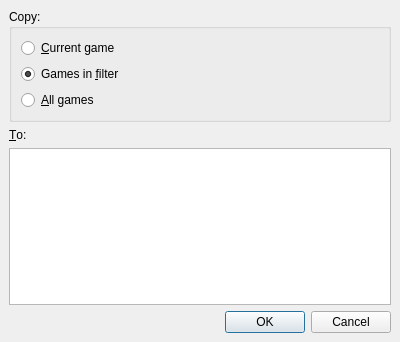
Above: src/gui/copydialog.ui from franzm/shatrabase before the change. Below: the same form after it.
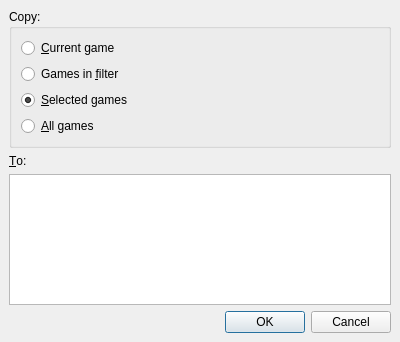
That is the form after the change.

Commit message: multi-select copy game(s)

Diff of the .ui file:
```diff
--- a/src/gui/copydialog.ui
+++ b/src/gui/copydialog.ui
@@ -24,13 +24,22 @@
      <property name="title" >
       <string>Copy:</string>
      </property>
-     <layout class="QVBoxLayout" >
-      <property name="margin" >
-       <number>9</number>
-      </property>
-      <property name="spacing" >
+     <layout class="QVBoxLayout">
+      <property name="spacing">
        <number>6</number>
       </property>
+      <property name="leftMargin">
+       <number>9</number>
+      </property>
+      <property name="topMargin">
+       <number>9</number>
+      </property>
+      <property name="rightMargin">
+       <number>9</number>
+      </property>
+      <property name="bottomMargin">
+       <number>9</number>
+      </property>
       <item>
        <widget class="QRadioButton" name="singleButton" >
         <property name="text" >
@@ -43,7 +52,17 @@
         <property name="text" >
          <string>Games in &amp;filter</string>
         </property>
-        <property name="checked" >
+        <property name="checked">
+         <bool>false</bool>
+        </property>
+       </widget>
+      </item>
+      <item>
+       <widget class="QRadioButton" name="selectedButton">
+        <property name="text">
+         <string>&amp;Selected games</string>
+        </property>
+        <property name="checked">
          <bool>true</bool>
         </property>
        </widget>
```
Left out of the diff: 72 changed lines with no effect on the pictures. The commit also changes 9 other files.
